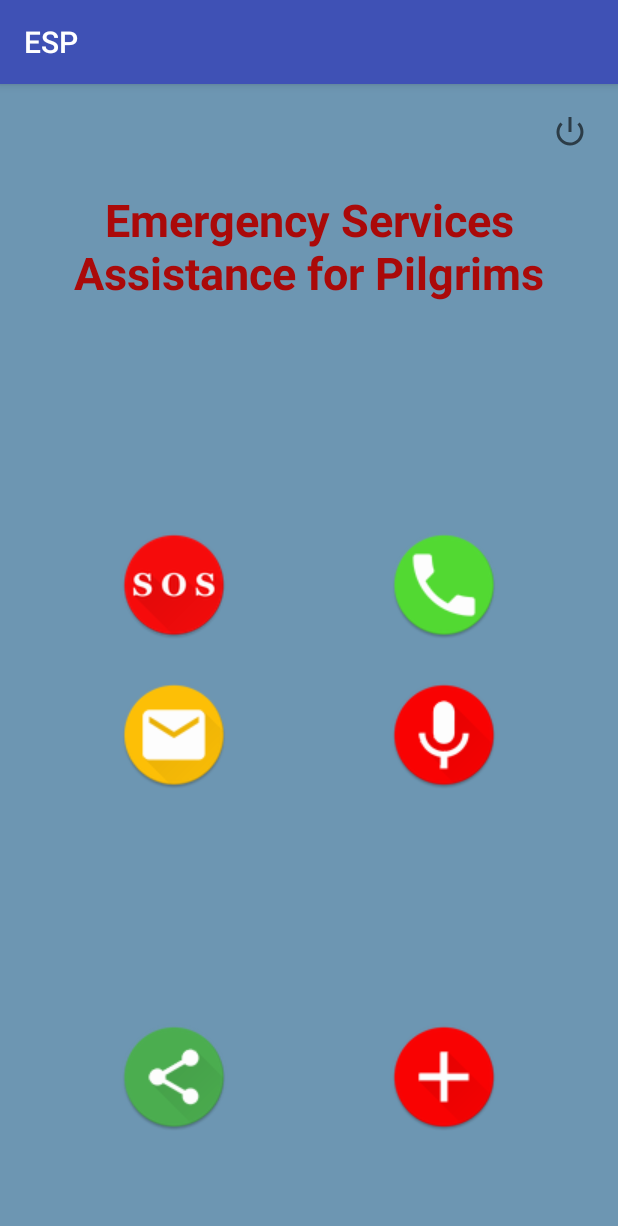
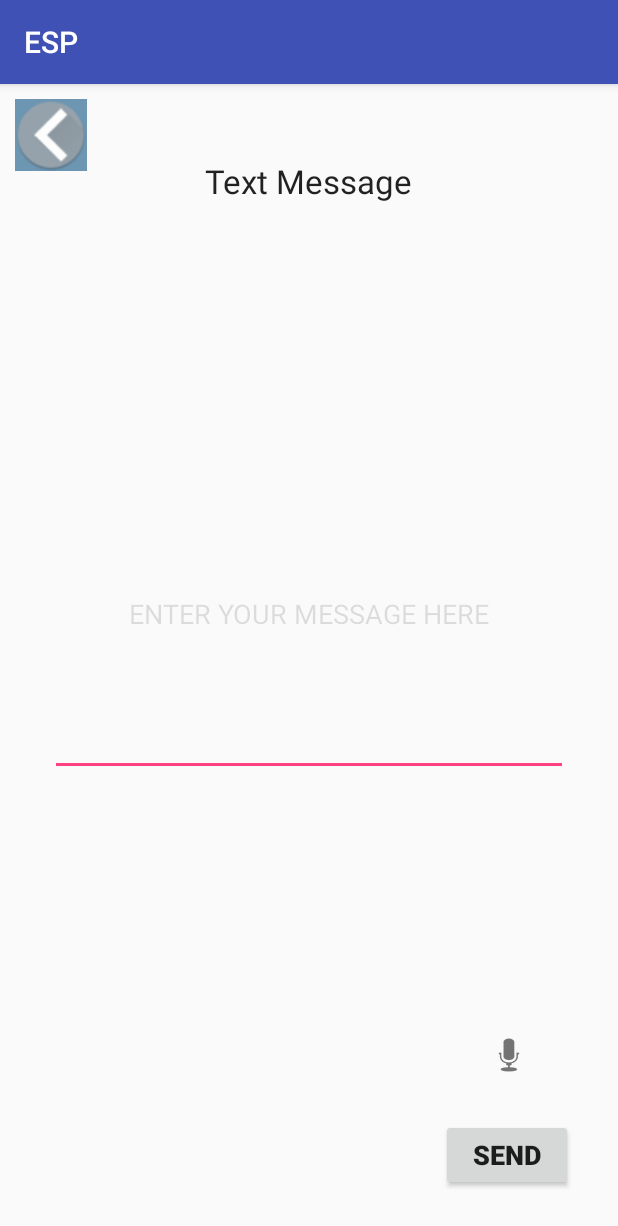
Before and after one commit to test166547778212458/ESP-Edited, an Android app: the MenuActivity screen opened directly, with no data from a screen before it, after a tap on an icon or button, on a phone screen of 412 x 824 dp. Shown: the top 1226 px of the screen. Run offline under Robolectric (Android 15) with nearby library versions, the phone set to English and light mode, and no system bars.

Commit message:
fix and connect send voice message add back button to send void message layout

```diff
--- a/app/src/main/java/com/example/faraz/esp/MenuActivity.java
+++ b/app/src/main/java/com/example/faraz/esp/MenuActivity.java
@@ -28,8 +28,8 @@ public class MenuActivity extends AppCompatActivity {
     }
 
     public void goToRecScrn(View view) {
-        //startActivity(new Intent(MenuActivity.this, SendVoicActivity.class));
-        Toast.makeText(MenuActivity.this, "Record Message Code HERE", Toast.LENGTH_LONG).show();
+        startActivity(new Intent(MenuActivity.this, SendVoicActivity.class));
+        //Toast.makeText(MenuActivity.this, "Record Message Code HERE", Toast.LENGTH_LONG).show();
     }
 
     public void goToContScrn(View view) {
--- a/app/src/main/java/com/example/faraz/esp/SendVoicActivity.java
+++ b/app/src/main/java/com/example/faraz/esp/SendVoicActivity.java
@@ -2,6 +2,7 @@ package com.example.faraz.esp;
 
 import android.support.v7.app.AppCompatActivity;
 import android.os.Bundle;
+import android.view.View;
 
 public class SendVoicActivity extends AppCompatActivity {
 
@@ -10,4 +11,8 @@ public class SendVoicActivity extends AppCompatActivity {
         super.onCreate(savedInstanceState);
         setContentView(R.layout.send_voice_message);
     }
+
+    public void back(View view) {
+        finish();
+    }
 }
--- a/app/src/main/res/layout/pin_screen.xml
+++ b/app/src/main/res/layout/pin_screen.xml
@@ -44,7 +44,7 @@
             android:layout_gravity="center_horizontal|bottom"
             android:layout_marginBottom="180dp"
             android:background="#cbcbcb"
-            android:text="Enter pin here"
+            android:hint="Enter pin here"
             android:textAlignment="center"
             android:textIsSelectable="false"
             android:textSize="25dp" />
--- a/app/src/main/res/layout/send_message.xml
+++ b/app/src/main/res/layout/send_message.xml
@@ -5,7 +5,7 @@
     android:layout_height="match_parent"
     android:weightSum="1"
     android:orientation="vertical"
-    tools:context="com.example.faraz.esp.SendMsgActivity">
+    tools:context=".SendMsgActivity">
 
     <FrameLayout
         android:layout_width="match_parent"
--- a/app/src/main/res/layout/send_voice_message.xml
+++ b/app/src/main/res/layout/send_voice_message.xml
@@ -5,7 +5,7 @@
     android:layout_height="match_parent"
     android:weightSum="1"
     android:orientation="vertical"
-    tools:context="com.example.faraz.esp.SendVoicActivity">
+    tools:context=".SendVoicActivity">
 
     <FrameLayout
         android:layout_width="match_parent"
@@ -55,6 +55,17 @@
             android:layout_marginBottom="80dp"
             android:layout_marginRight="27dp" />
 
+        <ImageButton
+            android:layout_width="wrap_content"
+            android:layout_height="wrap_content"
+            android:id="@+id/imageButton11"
+            android:layout_gravity="left|top"
+            android:src="@drawable/hhh"
+            android:background="#6d96b2"
+            android:layout_marginTop="10dp"
+            android:layout_marginLeft="10dp"
+            android:onClick="back" />
+
         <TextView
             android:layout_width="wrap_content"
             android:layout_height="wrap_content"
```
Also changed, not shown: app/src/main/AndroidManifest.xml (+9 -0 lines).
